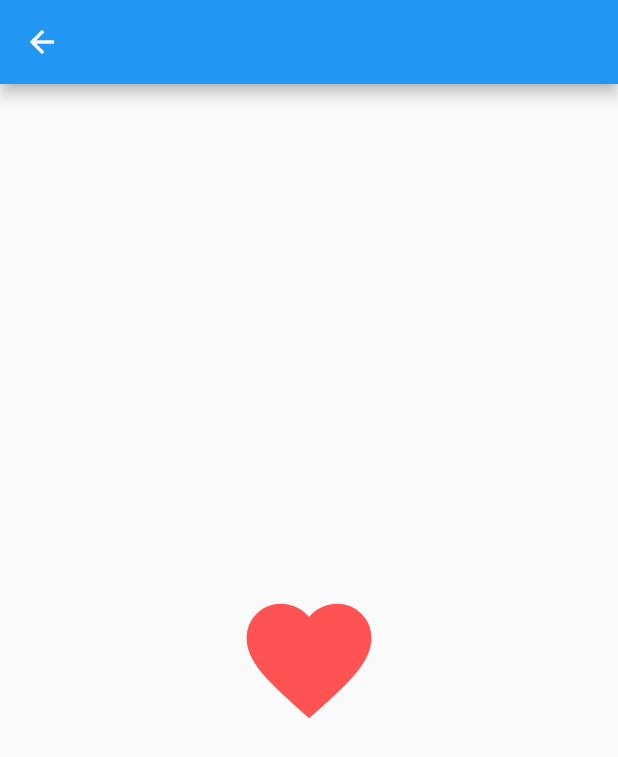
After one commit to AliAkberAakash/flutter_animation_experiment, a Flutter app: the screen it shows after launch, after a tap on "Heart Beat", on a phone screen of 412 x 824 dp. The commit adds this screen. Shown: the top 757 px of the screen. Run offline on Flutter 3.47's test engine with Material 2 defaults, Android fonts, the phone set to English and light mode, and no system bars; missing offline and left inert: flutter_circular_text.

Commit message:
add: heartbeat widget

```diff
--- /dev/null
+++ b/lib/heart_beat_widget/heeart_beat_widget_example.dart
@@ -0,0 +1,94 @@
+import 'package:flutter/material.dart';
+
+class HeartBeatWidgetExample extends StatefulWidget {
+  const HeartBeatWidgetExample({Key? key}) : super(key: key);
+
+  @override
+  State<HeartBeatWidgetExample> createState() => _HeartBeatWidgetExampleState();
+}
+
+class _HeartBeatWidgetExampleState extends State<HeartBeatWidgetExample>
+    with SingleTickerProviderStateMixin{
+
+  final _duration = const Duration(milliseconds: 1000);
+
+  late final AnimationController _animationController;
+  late final Animation _bounceAnimationForward;
+  late final Animation _bounceAnimationBackward;
+
+  @override
+  void initState() {
+    super.initState();
+
+    _animationController = AnimationController(
+      vsync: this,
+      duration: _duration,
+    );
+
+    _bounceAnimationForward = Tween<double>(begin: 0, end: 20).animate(
+      CurvedAnimation(
+        parent: _animationController,
+        curve: const Interval(
+          0.0,
+          0.3,
+          curve: Curves.easeIn,
+        ),
+      ),
+    );
+
+    _bounceAnimationBackward = Tween<double>(begin: 0, end: 20).animate(
+      CurvedAnimation(
+        parent: _animationController,
+        curve: const Interval(
+          0.3,
+          0.6,
+          curve: Curves.easeOut,
+        ),
+      ),
+    );
+
+    print("value of backward animation ${_bounceAnimationBackward.value}");
+
+    _animationController.addListener(() {
+      setState(() {});
+      // if(_animationController.isCompleted){
+      //   _animationController.reset();
+      // }
+    });
+  }
+
+  @override
+  Widget build(BuildContext context) {
+    return Scaffold(
+      appBar: AppBar(),
+      body: Center(
+        child: Column(
+          mainAxisAlignment: MainAxisAlignment.center,
+          children: [
+            GestureDetector(
+              onTap: (){
+                _animationController.repeat();
+              },
+              child: Icon(
+                Icons.favorite,
+                color: Colors.redAccent,
+                size: _calculateHeight(),
+              ),
+            ),
+          ],
+        ),
+      ),
+    );
+
+  }
+
+  double _calculateHeight(){
+    return (100+_bounceAnimationForward.value-_bounceAnimationBackward.value).toDouble();
+  }
+
+  @override
+  void dispose() {
+    _animationController.dispose();
+    super.dispose();
+  }
+}
--- a/lib/menu_screen.dart
+++ b/lib/menu_screen.dart
@@ -1,8 +1,8 @@
 import 'package:animation_experiment/animated_text/animated_text_example.dart';
-import 'package:animation_experiment/bouncing_widget/bouncing_widget_example.dart';
 import 'package:animation_experiment/circular_animated_text/circular_animated_text_example.dart';
 import 'package:animation_experiment/delayed_list/delayed_list_example.dart';
 import 'package:animation_experiment/faded_screen/faded_screen_example.dart';
+import 'package:animation_experiment/heart_beat_widget/heeart_beat_widget_example.dart';
 import 'package:animation_experiment/resize_widget/resize_widget_example.dart';
 import 'package:animation_experiment/shaker_widget/shaker_widget_example.dart';
 import 'package:flutter/material.dart';
@@ -57,8 +57,8 @@ class MenuScreen extends StatelessWidget {
             VSpacer(),
 
             NavigatorButton(
-              screenWidget: BouncingWidgetExample(),
-              title: "Bouncing Box",
+              screenWidget: HeartBeatWidgetExample(),
+              title: "Heart Beat",
               color: Colors.blueAccent,
               textColor: Colors.white,
             ),
```
Also changed, not shown: lib/bouncing_widget/bouncing_widget_example.dart (deleted, +0 -75 lines).
